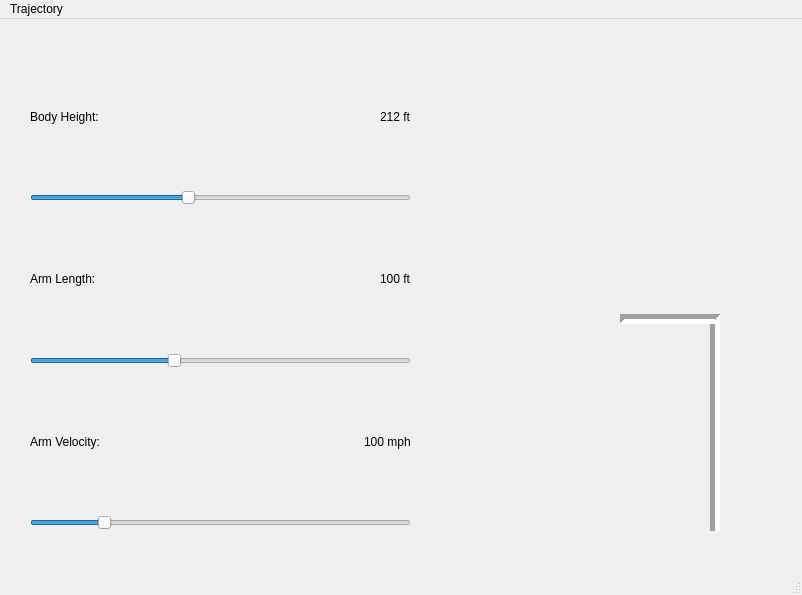
This is mainwindow.ui in CKirby21/body-arm-trajectory-qt as Qt 5 draws it before an edit. The edited form follows.
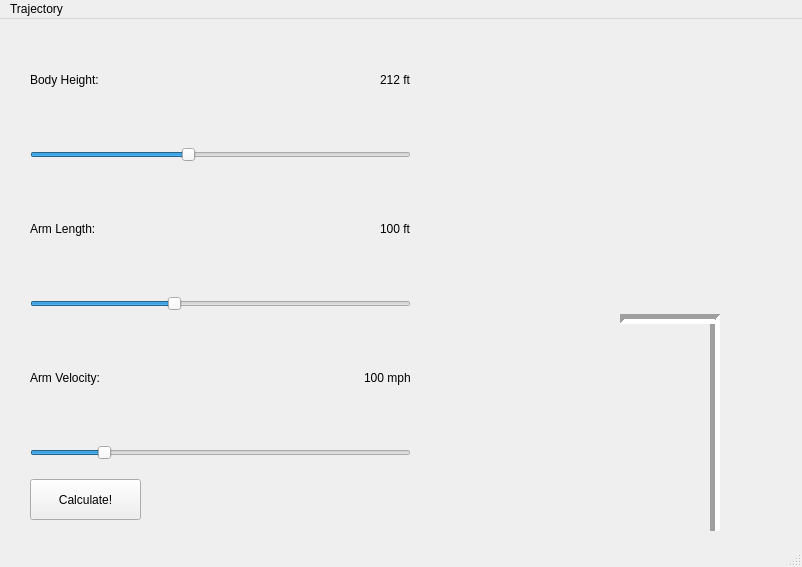
This is the edited form.

Diff of the .ui file:
```diff
--- a/mainwindow.ui
+++ b/mainwindow.ui
@@ -7,7 +7,7 @@
     <x>0</x>
     <y>0</y>
     <width>802</width>
-    <height>595</height>
+    <height>567</height>
    </rect>
   </property>
   <property name="windowTitle">
@@ -18,9 +18,9 @@
     <property name="geometry">
      <rect>
       <x>30</x>
-      <y>30</y>
+      <y>0</y>
       <width>381</width>
-      <height>481</height>
+      <height>441</height>
      </rect>
     </property>
     <layout class="QGridLayout" name="gridLayout">
@@ -157,6 +157,32 @@
      <enum>Qt::Horizontal</enum>
     </property>
    </widget>
+   <widget class="QPushButton" name="calculateButton">
+    <property name="geometry">
+     <rect>
+      <x>30</x>
+      <y>460</y>
+      <width>111</width>
+      <height>41</height>
+     </rect>
+    </property>
+    <property name="text">
+     <string>Calculate!</string>
+    </property>
+   </widget>
+   <widget class="QLabel" name="calculationLabel">
+    <property name="geometry">
+     <rect>
+      <x>150</x>
+      <y>460</y>
+      <width>261</width>
+      <height>41</height>
+     </rect>
+    </property>
+    <property name="text">
+     <string/>
+    </property>
+   </widget>
   </widget>
   <widget class="QMenuBar" name="menubar">
    <property name="geometry">
```
Left out of the diff: 124 changed lines with no effect on the pictures.
